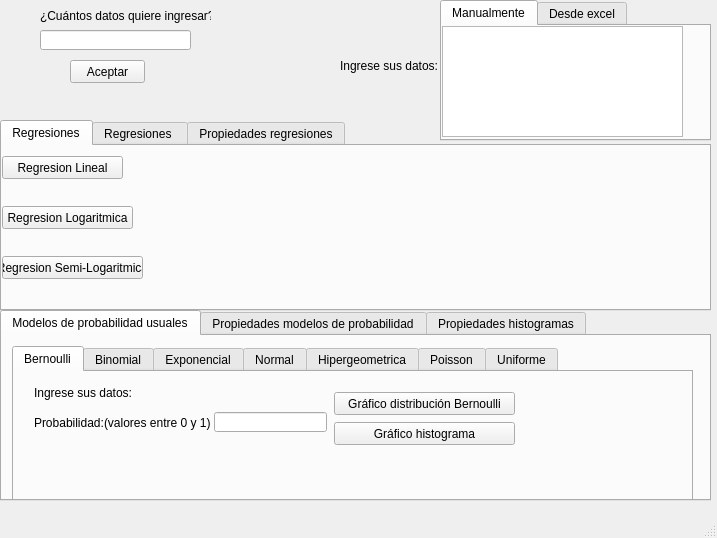
Before: the Qt Designer form Interfaz Grafica/programa.ui in fvilladiego/Lab-analisis-, drawn with Qt 5.
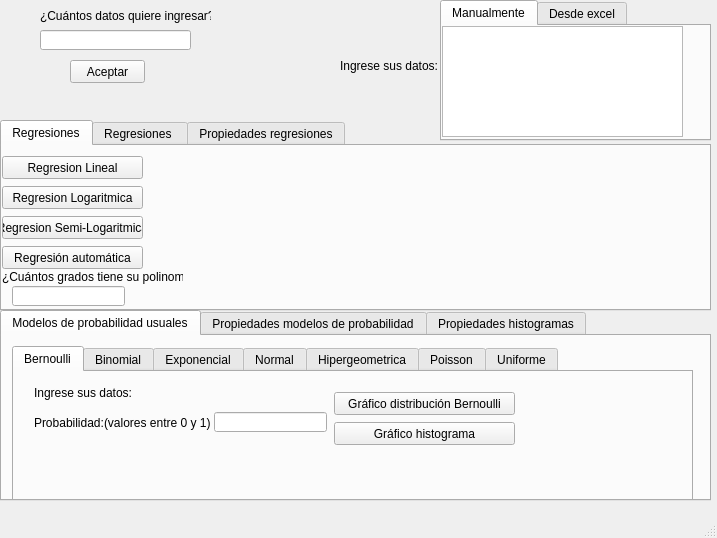
After: the same form once the commit is applied.

Diff of the .ui file:
```diff
--- a/Interfaz Grafica/programa.ui
+++ b/Interfaz Grafica/programa.ui
@@ -35,7 +35,7 @@
        <rect>
         <x>0</x>
         <y>10</y>
-        <width>121</width>
+        <width>141</width>
         <height>23</height>
        </rect>
       </property>
@@ -47,7 +47,7 @@
       <property name="geometry">
        <rect>
         <x>0</x>
-        <y>110</y>
+        <y>70</y>
         <width>141</width>
         <height>23</height>
        </rect>
@@ -59,7 +59,7 @@
      <widget class="QLabel" name="reglin">
       <property name="geometry">
        <rect>
-        <x>130</x>
+        <x>150</x>
         <y>10</y>
         <width>561</width>
         <height>20</height>
@@ -73,7 +73,7 @@
       <property name="geometry">
        <rect>
         <x>150</x>
-        <y>110</y>
+        <y>70</y>
         <width>561</width>
         <height>20</height>
        </rect>
@@ -86,8 +86,8 @@
       <property name="geometry">
        <rect>
         <x>0</x>
-        <y>60</y>
-        <width>131</width>
+        <y>40</y>
+        <width>141</width>
         <height>23</height>
        </rect>
       </property>
@@ -98,8 +98,8 @@
      <widget class="QLabel" name="reglg">
       <property name="geometry">
        <rect>
-        <x>140</x>
-        <y>60</y>
+        <x>150</x>
+        <y>40</y>
         <width>551</width>
         <height>21</height>
        </rect>
@@ -108,6 +108,68 @@
        <string/>
       </property>
      </widget>
+     <widget class="QPushButton" name="aut">
+      <property name="geometry">
+       <rect>
+        <x>0</x>
+        <y>100</y>
+        <width>141</width>
+        <height>23</height>
+       </rect>
+      </property>
+      <property name="text">
+       <string>Regresión automática</string>
+      </property>
+     </widget>
+     <widget class="QLabel" name="atreg">
+      <property name="geometry">
+       <rect>
+        <x>150</x>
+        <y>100</y>
+        <width>111</width>
+        <height>21</height>
+       </rect>
+      </property>
+      <property name="text">
+       <string/>
+      </property>
+     </widget>
+     <widget class="QLabel" name="autr">
+      <property name="geometry">
+       <rect>
+        <x>260</x>
+        <y>100</y>
+        <width>131</width>
+        <height>21</height>
+       </rect>
+      </property>
+      <property name="text">
+       <string/>
+      </property>
+     </widget>
+     <widget class="QLabel" name="label_55">
+      <property name="geometry">
+       <rect>
+        <x>0</x>
+        <y>120</y>
+        <width>181</width>
+        <height>21</height>
+       </rect>
+      </property>
+      <property name="text">
+       <string>¿Cuántos grados tiene su polinomio?</string>
+      </property>
+     </widget>
+     <widget class="QLineEdit" name="gra">
+      <property name="geometry">
+       <rect>
+        <x>10</x>
+        <y>140</y>
+        <width>113</width>
+        <height>20</height>
+       </rect>
+      </property>
+     </widget>
     </widget>
     <widget class="QWidget" name="tab_2">
      <attribute name="title">
```
Left out of the diff: 2 changed lines with no effect on the pictures.
